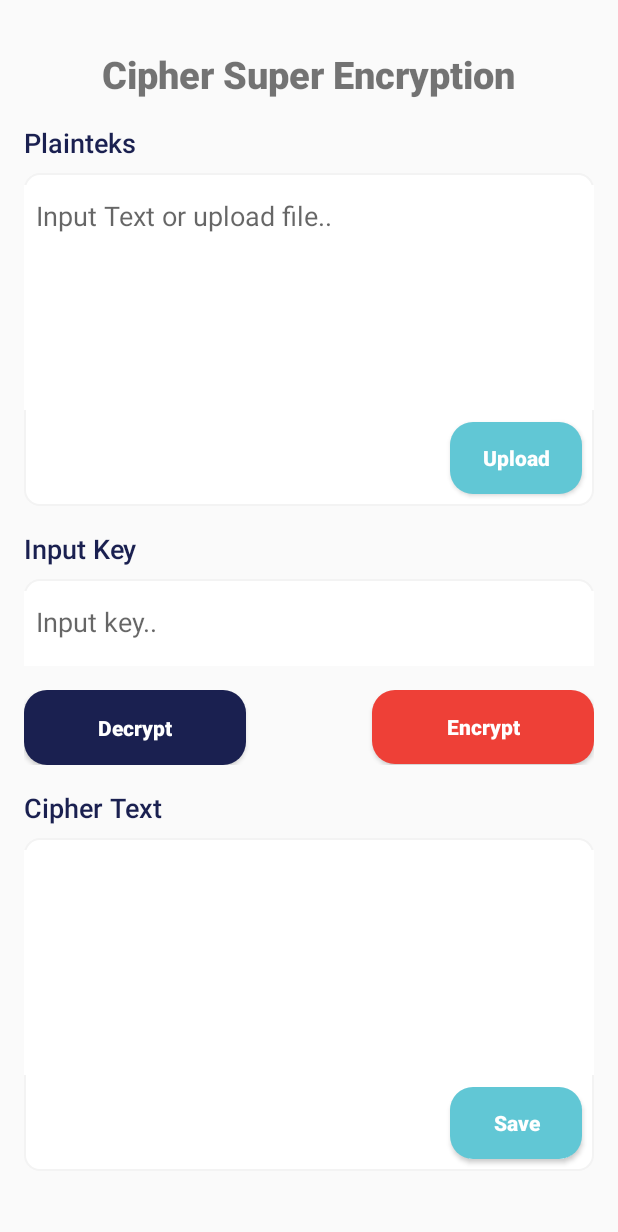
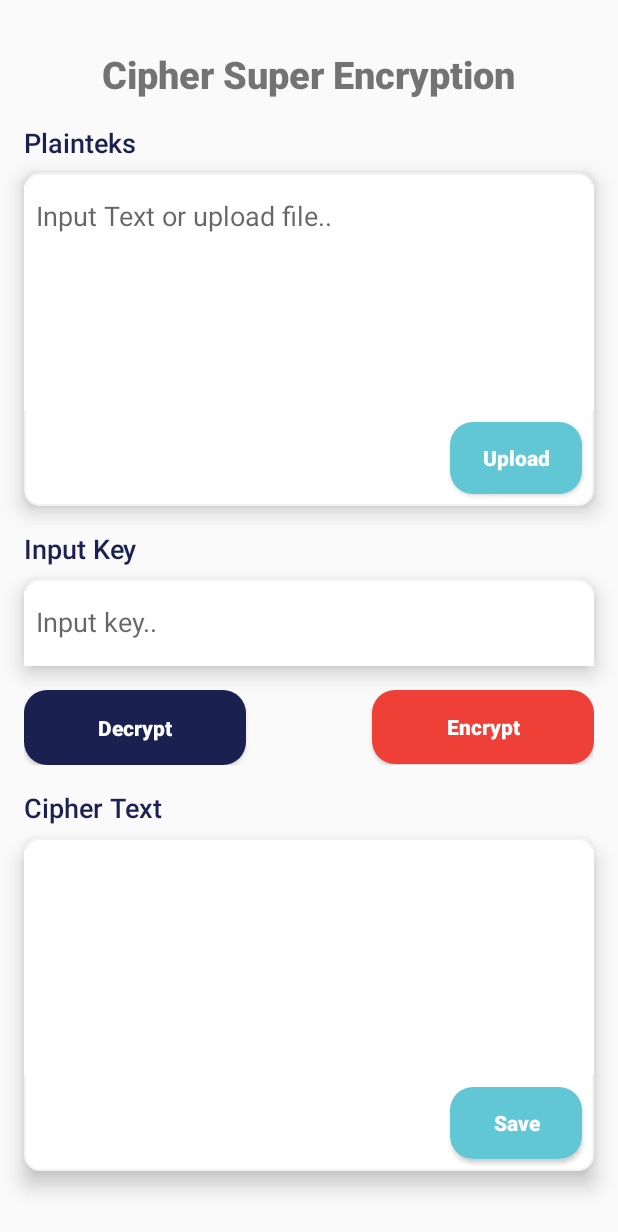
Before and after one commit to rivaldofez/Crypton, an Android app: the CipherSuper screen opened directly, with no data from a screen before it, on a phone screen of 412 x 824 dp. Shown: the top 1232 px of the screen. Run offline under Robolectric (Android 15) with nearby library versions, the phone set to English and light mode, and no system bars.

Commit message:
fix mayor bug

```diff
--- a/app/src/main/java/com/example/crypton/CipherSuper.java
+++ b/app/src/main/java/com/example/crypton/CipherSuper.java
@@ -151,7 +151,6 @@ public class CipherSuper extends AppCompatActivity {
 
             while ((line = br.readLine()) != null){
                 text.append(line);
-                text.append("\n");
             }
             br.close();
 
--- a/app/src/main/java/com/example/crypton/CipherText.java
+++ b/app/src/main/java/com/example/crypton/CipherText.java
@@ -153,7 +153,6 @@ public class CipherText extends AppCompatActivity {
 
             while ((line = br.readLine()) != null){
                 text.append(line);
-                text.append("\n");
             }
             br.close();
 
--- a/app/src/main/res/layout/activity_cipher_super.xml
+++ b/app/src/main/res/layout/activity_cipher_super.xml
@@ -42,6 +42,7 @@
             android:layout_marginTop="8dp"
             android:background="@drawable/custom_input"
             android:layout_marginStart="16dp"
+            android:elevation="8dp"
             android:layout_marginEnd="16dp"
             android:layout_below="@id/txtCipher">
 
@@ -96,6 +97,7 @@
             android:layout_marginTop="8dp"
             android:background="@drawable/custom_input"
             android:layout_marginStart="16dp"
+            android:elevation="8dp"
             android:layout_marginEnd="16dp"
             android:layout_below="@id/txtKey">
 
@@ -164,9 +166,11 @@
             android:layout_width="match_parent"
             android:layout_height="wrap_content"
             android:layout_marginTop="8dp"
+            android:elevation="8dp"
             android:background="@drawable/custom_input"
             android:layout_marginStart="16dp"
             android:layout_marginEnd="16dp"
+            android:layout_marginBottom="24dp"
             android:layout_below="@id/txtCipherOutput">
 
             <TextView
--- a/app/src/main/res/layout/activity_cipher_text.xml
+++ b/app/src/main/res/layout/activity_cipher_text.xml
@@ -42,6 +42,7 @@
             android:layout_marginTop="8dp"
             android:background="@drawable/custom_input"
             android:layout_marginStart="16dp"
+            android:elevation="8dp"
             android:layout_marginEnd="16dp"
             android:layout_below="@id/txtCipher">
 
@@ -96,6 +97,7 @@
             android:layout_marginTop="8dp"
             android:background="@drawable/custom_input"
             android:layout_marginStart="16dp"
+            android:elevation="8dp"
             android:layout_marginEnd="16dp"
             android:layout_below="@id/txtKey">
 
@@ -164,9 +166,11 @@
             android:layout_width="match_parent"
             android:layout_height="wrap_content"
             android:layout_marginTop="8dp"
+            android:elevation="8dp"
             android:background="@drawable/custom_input"
             android:layout_marginStart="16dp"
             android:layout_marginEnd="16dp"
+            android:layout_marginBottom="24dp"
             android:layout_below="@id/txtCipherOutput">
 
             <TextView
--- a/app/src/main/res/layout/activity_cipher_transpose.xml
+++ b/app/src/main/res/layout/activity_cipher_transpose.xml
@@ -42,6 +42,7 @@
             android:layout_marginTop="8dp"
             android:background="@drawable/custom_input"
             android:layout_marginStart="16dp"
+            android:elevation="8dp"
             android:layout_marginEnd="16dp"
             android:layout_below="@id/txtCipher">
 
@@ -96,6 +97,7 @@
             android:layout_marginTop="8dp"
             android:background="@drawable/custom_input"
             android:layout_marginStart="16dp"
+            android:elevation="8dp"
             android:layout_marginEnd="16dp"
             android:layout_below="@id/txtKey">
 
@@ -164,9 +166,11 @@
             android:layout_width="match_parent"
             android:layout_height="wrap_content"
             android:layout_marginTop="8dp"
+            android:elevation="8dp"
             android:background="@drawable/custom_input"
             android:layout_marginStart="16dp"
             android:layout_marginEnd="16dp"
+            android:layout_marginBottom="24dp"
             android:layout_below="@id/txtCipherOutput">
 
             <TextView
```
